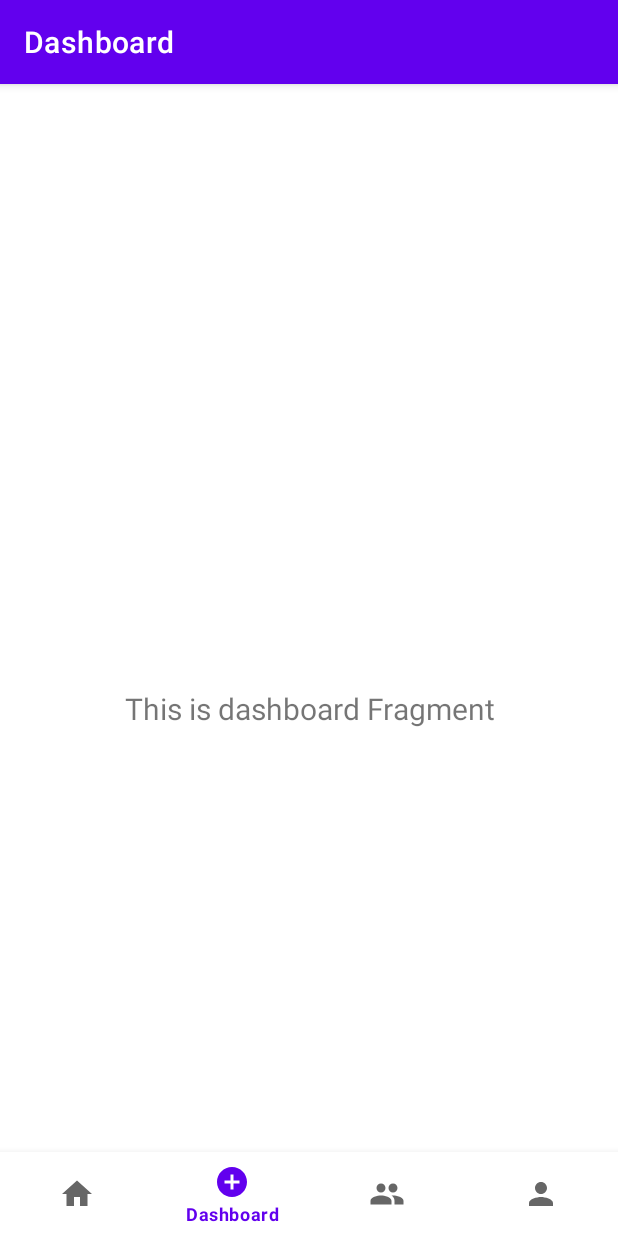
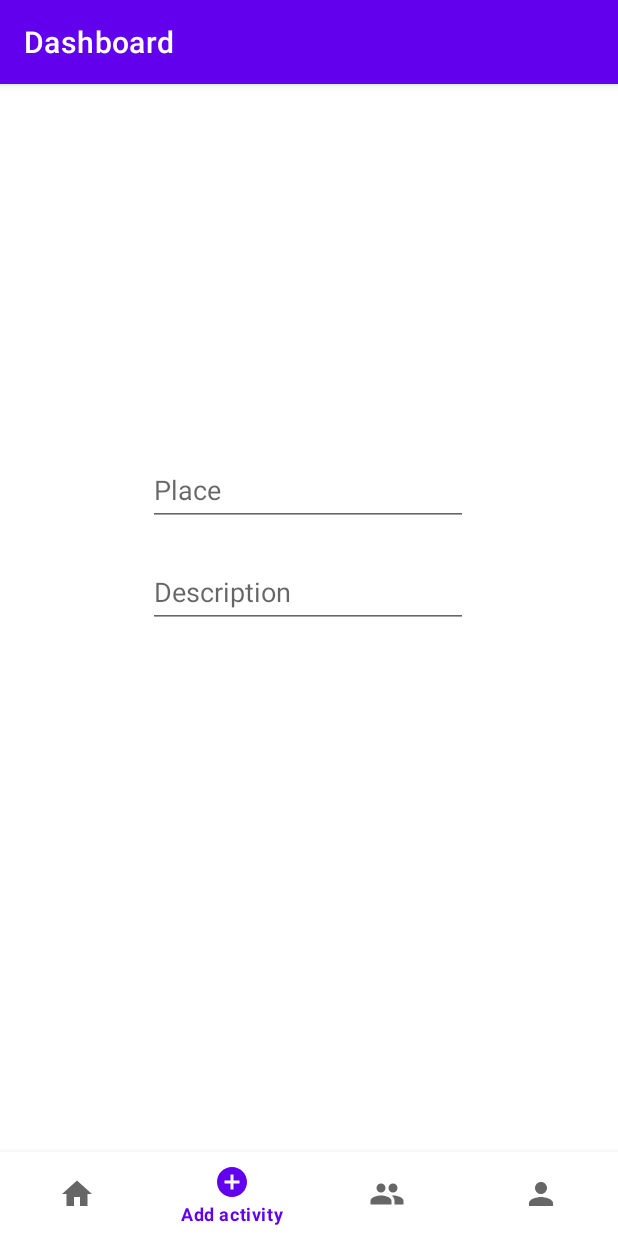
Before and after one commit to TomasBerezny/mtaaProjekt, an Android app: the AddActivityFragment screen opened through its navigation route, on a phone screen of 412 x 824 dp. Run offline under Robolectric (Android 15) with nearby library versions, the phone set to English and light mode, and no system bars; our stand-ins replace navigation-ui.

Commit message:
add activity

```diff
--- a/android/app/src/main/java/com/example/kdesikamos/MainActivity.kt
+++ b/android/app/src/main/java/com/example/kdesikamos/MainActivity.kt
@@ -25,7 +25,7 @@ class MainActivity : AppCompatActivity() {
         // Passing each menu ID as a set of Ids because each
         // menu should be considered as top level destinations.
         val appBarConfiguration = AppBarConfiguration(setOf(
-                R.id.navigation_home, R.id.navigation_dashboard, R.id.navigation_group))
+                R.id.navigation_home, R.id.navigation_add_activity, R.id.navigation_group))
         setupActionBarWithNavController(navController, appBarConfiguration)
         navView.setupWithNavController(navController)
     }
--- a/android/app/src/main/java/com/example/kdesikamos/ui/addActivity/DashboardFragment.kt
+++ b/android/app/src/main/java/com/example/kdesikamos/ui/addActivity/AddActivityFragment.kt
@@ -7,11 +7,11 @@ import android.view.ViewGroup
 import android.widget.TextView
 import androidx.fragment.app.Fragment
 import androidx.lifecycle.ViewModelProvider
-import com.example.kdesikamos.databinding.FragmentDashboardBinding
+import com.example.kdesikamos.databinding.FragmentAddActivityBinding
 
-class DashboardFragment : Fragment() {
+class AddActivityFragment : Fragment() {
 
-    private var _binding: FragmentDashboardBinding? = null
+    private var _binding: FragmentAddActivityBinding? = null
 
     // This property is only valid between onCreateView and
     // onDestroyView.
@@ -23,15 +23,13 @@ class DashboardFragment : Fragment() {
             savedInstanceState: Bundle?
     ): View {
         val dashboardViewModel =
-                ViewModelProvider(this).get(DashboardViewModel::class.java)
+                ViewModelProvider(this).get(AddActivityViewModel::class.java)
 
-        _binding = FragmentDashboardBinding.inflate(inflater, container, false)
+        _binding = FragmentAddActivityBinding.inflate(inflater, container, false)
         val root: View = binding.root
 
-        val textView: TextView = binding.textDashboard
-        dashboardViewModel.text.observe(viewLifecycleOwner) {
-            textView.text = it
-        }
+        saveActivity()
+
         return root
     }
 
@@ -39,4 +37,8 @@ class DashboardFragment : Fragment() {
         super.onDestroyView()
         _binding = null
     }
+
+    fun saveActivity(){
+
+    }
 }
--- a/android/app/src/main/java/com/example/kdesikamos/ui/addActivity/DashboardViewModel.kt
+++ b/android/app/src/main/java/com/example/kdesikamos/ui/addActivity/AddActivityViewModel.kt
@@ -4,7 +4,7 @@ import androidx.lifecycle.LiveData
 import androidx.lifecycle.MutableLiveData
 import androidx.lifecycle.ViewModel
 
-class DashboardViewModel : ViewModel() {
+class AddActivityViewModel : ViewModel() {
 
     private val _text = MutableLiveData<String>().apply {
         value = "This is dashboard Fragment"
--- /dev/null
+++ b/android/app/src/main/res/layout/fragment_add_activity.xml
@@ -0,0 +1,39 @@
+<?xml version="1.0" encoding="utf-8"?>
+<androidx.constraintlayout.widget.ConstraintLayout xmlns:android="http://schemas.android.com/apk/res/android"
+    xmlns:app="http://schemas.android.com/apk/res-auto"
+    xmlns:tools="http://schemas.android.com/tools"
+    android:layout_width="match_parent"
+    android:layout_height="match_parent"
+    tools:context=".ui.addActivity.AddActivityFragment">
+
+    <EditText
+        android:id="@+id/etAddPlace"
+        android:layout_width="wrap_content"
+        android:layout_height="wrap_content"
+        android:ems="10"
+        android:hint="Place"
+        android:inputType="textPersonName"
+        android:minHeight="48dp"
+        app:layout_constraintBottom_toBottomOf="parent"
+        app:layout_constraintEnd_toEndOf="parent"
+        app:layout_constraintHorizontal_bias="0.497"
+        app:layout_constraintStart_toStartOf="parent"
+        app:layout_constraintTop_toTopOf="parent"
+        app:layout_constraintVertical_bias="0.287" />
+
+    <EditText
+        android:id="@+id/etAddDesctiption"
+        android:layout_width="wrap_content"
+        android:layout_height="wrap_content"
+        android:layout_marginTop="20dp"
+        android:ems="10"
+        android:hint="Description"
+        android:inputType="textPersonName"
+        android:minHeight="48dp"
+        app:layout_constraintBottom_toBottomOf="parent"
+        app:layout_constraintEnd_toEndOf="parent"
+        app:layout_constraintHorizontal_bias="0.497"
+        app:layout_constraintStart_toStartOf="parent"
+        app:layout_constraintTop_toBottomOf="@+id/etAddPlace"
+        app:layout_constraintVertical_bias="0.0" />
+</androidx.constraintlayout.widget.ConstraintLayout>
--- a/android/app/src/main/res/layout/fragment_dashboard.xml
+++ /dev/null
@@ -1,22 +0,0 @@
-<?xml version="1.0" encoding="utf-8"?>
-<androidx.constraintlayout.widget.ConstraintLayout xmlns:android="http://schemas.android.com/apk/res/android"
-    xmlns:app="http://schemas.android.com/apk/res-auto"
-    xmlns:tools="http://schemas.android.com/tools"
-    android:layout_width="match_parent"
-    android:layout_height="match_parent"
-    tools:context=".ui.addActivity.DashboardFragment">
-
-    <TextView
-        android:id="@+id/text_dashboard"
-        android:layout_width="match_parent"
-        android:layout_height="wrap_content"
-        android:layout_marginStart="8dp"
-        android:layout_marginTop="8dp"
-        android:layout_marginEnd="8dp"
-        android:textAlignment="center"
-        android:textSize="20sp"
-        app:layout_constraintBottom_toBottomOf="parent"
-        app:layout_constraintEnd_toEndOf="parent"
-        app:layout_constraintStart_toStartOf="parent"
-        app:layout_constraintTop_toTopOf="parent" />
-</androidx.constraintlayout.widget.ConstraintLayout>
--- a/android/app/src/main/res/menu/bottom_nav_menu.xml
+++ b/android/app/src/main/res/menu/bottom_nav_menu.xml
@@ -7,9 +7,9 @@
         android:title="@string/title_home" />
 
     <item
-        android:id="@+id/navigation_dashboard"
+        android:id="@+id/navigation_add_activity"
         android:icon="@drawable/ic_baseline_add_circle_24"
-        android:title="@string/title_dashboard" />
+        android:title="@string/title_add_activity" />
 
     <item
         android:id="@+id/navigation_group"
--- a/android/app/src/main/res/navigation/mobile_navigation.xml
+++ b/android/app/src/main/res/navigation/mobile_navigation.xml
@@ -12,10 +12,10 @@
         tools:layout="@layout/fragment_home" />
 
     <fragment
-        android:id="@+id/navigation_dashboard"
-        android:name="com.example.kdesikamos.ui.addActivity.DashboardFragment"
+        android:id="@+id/navigation_add_activity"
+        android:name="com.example.kdesikamos.ui.addActivity.AddActivityFragment"
         android:label="@string/title_dashboard"
-        tools:layout="@layout/fragment_dashboard" />
+        tools:layout="@layout/fragment_add_activity" />
 
     <fragment
         android:id="@+id/navigation_group"
--- a/android/app/src/main/res/values/strings.xml
+++ b/android/app/src/main/res/values/strings.xml
@@ -2,6 +2,7 @@
     <string name="app_name">KdeSiKamos</string>
     <string name="title_home">Home</string>
     <string name="title_dashboard">Dashboard</string>
+    <string name="title_add_activity">Add activity</string>
     <string name="title_notifications">Notifications</string>
     <string name="title_group">Groups</string>
     <string name="title_profile">Profile</string>
```
